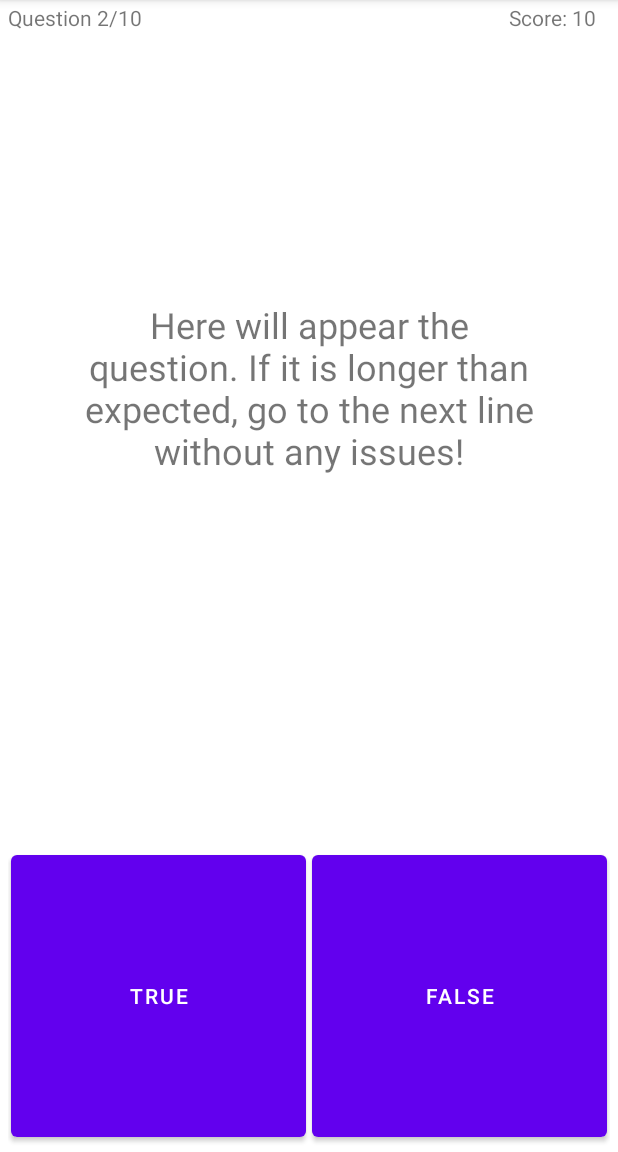
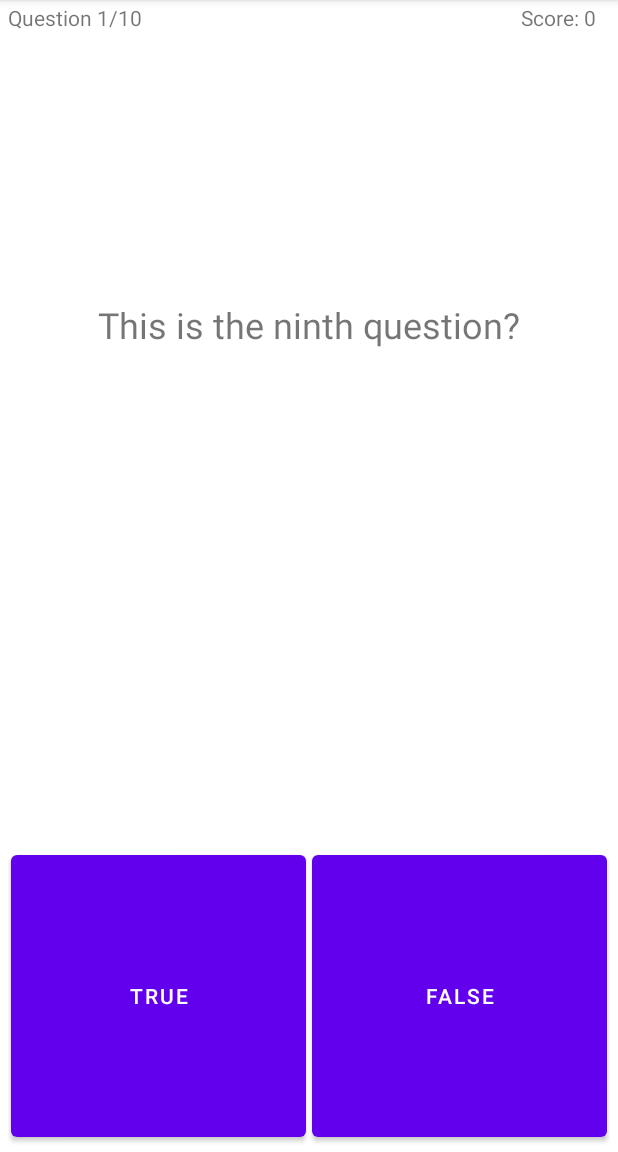
Before and after one commit to alinp96/Quizzor, an Android app: the fragment StandardQuizFragment shown on its own in the app's theme, on a phone screen of 412 x 824 dp, the part 84-1236 px from its top. Run offline under Robolectric (Android 15) with nearby library versions, the phone set to English and light mode, and no system bars.

Commit message:
standard play functional

```diff
--- /dev/null
+++ b/app/src/main/java/com/example/quizzor/CSVReader.kt
@@ -0,0 +1,28 @@
+package com.example.quizzor
+
+import android.content.Context
+import android.util.Log
+
+class CSVReader {
+    fun readCSVData(context: Context): List<TFQuestion> {
+        val questionList = mutableListOf<TFQuestion>()
+
+        try {
+            context.assets.open("generalCultureData.csv").bufferedReader().useLines { lines ->
+                // Skip the first line since it contains headers
+                val dataLines = lines.drop(1)
+                for (line in dataLines) {
+                    val data = line.split(", ")
+                    val question = data[0]
+                    val answer = data[1].toBoolean()
+                    val fullQuestion = TFQuestion(question, answer)
+                    questionList.add(fullQuestion)
+                }
+            }
+        } catch (e: Exception) {
+            e.printStackTrace()
+        }
+        Log.d("TAG", questionList.toString())
+        return questionList
+    }
+}
--- /dev/null
+++ b/app/src/main/java/com/example/quizzor/RandomQuestionIndexes.kt
@@ -0,0 +1,14 @@
+package com.example.quizzor
+
+import kotlin.random.Random
+
+class RandomQuestionIndexes: Random() {
+    override fun nextBits(bitCount: Int): Int {
+        // Not needed
+        return 0
+    }
+
+    override fun nextInt(maxNumber: Int): Int {
+        return (Math.random() * maxNumber).toInt()
+    }
+}
--- a/app/src/main/java/com/example/quizzor/StandardQuizFragment.kt
+++ b/app/src/main/java/com/example/quizzor/StandardQuizFragment.kt
@@ -1,10 +1,15 @@
 package com.example.quizzor
 
 import android.os.Bundle
+import android.util.Log
 import androidx.fragment.app.Fragment
 import android.view.LayoutInflater
 import android.view.View
 import android.view.ViewGroup
+import android.widget.Button
+import android.widget.TextView
+import android.widget.Toast
+import org.w3c.dom.Text
 
 class StandardQuizFragment : Fragment() {
     override fun onCreate(savedInstanceState: Bundle?) {
@@ -17,6 +22,60 @@ class StandardQuizFragment : Fragment() {
     ): View? {
         // Inflate the layout for this fragment
         val view = inflater.inflate(R.layout.fragment_standard_quiz, container, false)
+        val questionTextView = view.findViewById<TextView>(R.id.textViewQuestion)
+        val showQuestionNrTextView = view.findViewById<TextView>(R.id.textViewShowQuestion)
+        val showScore = view.findViewById<TextView>(R.id.textViewShowScore)
+
+        val btnTrue = view.findViewById<Button>(R.id.btnTrue)
+        val btnFalse = view.findViewById<Button>(R.id.btnFalse)
+        var score: Int = 0
+        var questionNr: Int = 0
+        var numberOfQuestions: Int = 10
+        var currentAnswer: Boolean = false
+
+        val questionList: List<TFQuestion> = getQuestionList(numberOfQuestions)
+
+        if(ifGameInProgress(questionNr, numberOfQuestions)){
+            questionTextView.text =  showNextQuestion(questionNr, questionList)
+            showQuestionNrTextView.text = "Question ${questionNr + 1}/${numberOfQuestions}"
+            showScore.text = "Score: ${score}"
+        }
+
+        btnTrue.setOnClickListener{
+            if(ifGameInProgress(questionNr, numberOfQuestions)) {
+                Log.d("TAG", questionList[questionNr].toString())
+                currentAnswer = checkAnswer(true, questionList, questionNr)
+                questionNr++
+                if (questionNr < numberOfQuestions){
+                    questionTextView.text = showNextQuestion(questionNr, questionList)
+                    showQuestionNrTextView.text = "Question ${questionNr + 1}/${numberOfQuestions}"
+                }else{
+                    questionTextView.text ="Completed!"
+                }
+                if(currentAnswer){
+                    score++
+                }
+                showScore.text = "Score: ${score}"
+            }
+        }
+
+        btnFalse.setOnClickListener{
+            if(ifGameInProgress(questionNr, numberOfQuestions)) {
+                Log.d("TAG", questionList.toString())
+                currentAnswer = checkAnswer(false, questionList, questionNr)
+                questionNr++
+                if (questionNr < numberOfQuestions){
+                    questionTextView.text = showNextQuestion(questionNr, questionList)
+                    showQuestionNrTextView.text = "Question ${questionNr + 1}/${numberOfQuestions}"
+                }else{
+                    questionTextView.text ="Completed!"
+                }
+                if(currentAnswer){
+                    score++
+                }
+                showScore.text = "Score: ${score}"
+            }
+        }
 
         return view
     }
@@ -30,4 +89,62 @@ class StandardQuizFragment : Fragment() {
                 }
             }
     }
+
+    private fun proceedToNextQuestion(view: TextView){
+
+    }
+    private fun checkAnswer(selectedAnswer: Boolean, questionList: List<TFQuestion>, questionIndex: Int): Boolean{
+        val correctAnswer = questionList[questionIndex].correctAnswer
+        Log.d("TAG", "${correctAnswer} == ${selectedAnswer}")
+        return if (selectedAnswer == correctAnswer) {
+            // Perform action for correct answer
+            Toast.makeText(requireContext(), "Correct!", Toast.LENGTH_SHORT).show()
+            true
+        } else {
+            // Perform action for wrong answer
+            Toast.makeText(requireContext(), "Wrong!", Toast.LENGTH_SHORT).show()
+            false
+        }
+    }
+
+    private fun getRandomQuestionIndexes(maxNumber: Int, nrOfQuestions: Int): List<Int> {
+        val random = RandomQuestionIndexes()
+        val randomNumbers = mutableListOf<Int>()
+        var i = 0
+
+        while (i < nrOfQuestions) {
+            val randomNumber = random.nextInt(maxNumber)
+            if (!randomNumbers.contains(randomNumber)) {
+                randomNumbers.add(randomNumber)
+                i++
+            }
+        }
+
+        return randomNumbers
+    }
+    private fun showNextQuestion(index: Int, questionList: List<TFQuestion>): String{
+        return questionList[index].question
+    }
+
+    private fun ifGameInProgress(counter: Int, maxNumber: Int): Boolean{
+        if(counter < maxNumber){
+            return true
+        }
+        return false
+    }
+
+    private fun getQuestionList(numberOfQuestions: Int): List<TFQuestion>{
+        val csvReader = CSVReader()
+        val wholeQuestionList = csvReader.readCSVData(requireContext())
+        val sessionQuestionList = mutableListOf<TFQuestion>()
+
+        val indexes = getRandomQuestionIndexes(wholeQuestionList.size, numberOfQuestions)
+        var questionIndex: Int = 0
+        for (index in indexes){
+            sessionQuestionList.add(questionIndex, wholeQuestionList[index])
+            questionIndex++
+        }
+
+        return sessionQuestionList
+    }
 }
--- /dev/null
+++ b/app/src/main/java/com/example/quizzor/TFQuestion.kt
@@ -0,0 +1,7 @@
+package com.example.quizzor
+
+import android.content.Context
+import android.util.Log
+
+data class TFQuestion(val question: String, val correctAnswer: Boolean) {
+}
--- a/app/src/main/res/layout/fragment_standard_quiz.xml
+++ b/app/src/main/res/layout/fragment_standard_quiz.xml
@@ -18,7 +18,7 @@
         android:layout_marginHorizontal="3dp">
             <TextView
                 android:layout_weight="1"
-                android:id="@+id/textViewShowScore"
+                android:id="@+id/textViewShowQuestion"
                 android:layout_width="fill_parent"
                 android:layout_height="wrap_content"
                 android:layout_gravity="start"
@@ -30,7 +30,7 @@
                 android:layout_marginEnd="10dp"/>
         <TextView
             android:layout_weight="1"
-            android:id="@+id/textViewShowQuestion"
+            android:id="@+id/textViewShowScore"
             android:layout_width="fill_parent"
             android:layout_height="wrap_content"
             android:layout_gravity="end"
```
Also changed, not shown: app/src/main/assets/generalCultureData.csv (added, +13 -0 lines).
